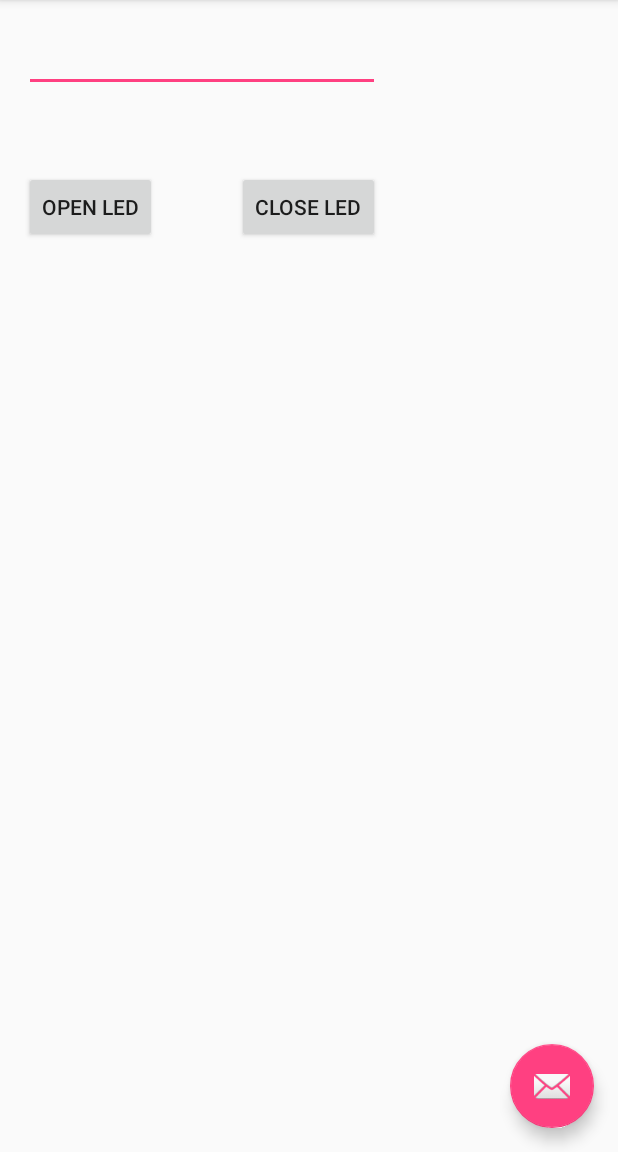
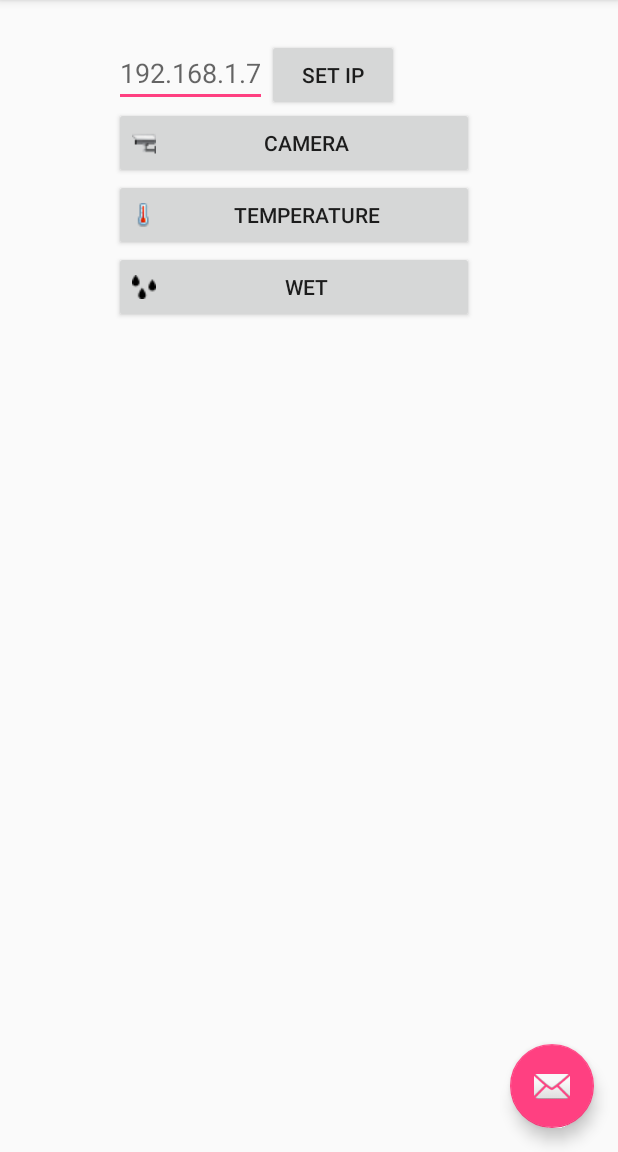
Before and after one commit to sopehl/smarthome, an Android app: the screen it shows after launch (MainActivity), on a phone screen of 412 x 824 dp, the part 84-1236 px from its top. Run offline under Robolectric (Android 15) with nearby library versions, the light colour scheme and no system bars; libraries missing offline, so code that uses them is left out: jodd.http.

Commit message:
New Implementation of android MainActivity

```diff
--- a/Smarthomeclient/app/src/main/java/com/smarthomeclient/MainActivity.java
+++ b/Smarthomeclient/app/src/main/java/com/smarthomeclient/MainActivity.java
@@ -40,8 +40,8 @@ public class MainActivity extends AppCompatActivity {
             }
         });
         ip = (EditText) findViewById(R.id.editText);
-        openButtonListener();
-        closeButtonListener();
+        //openButtonListener();
+        //closeButtonListener();
     }
 
     @Override
@@ -65,7 +65,7 @@ public class MainActivity extends AppCompatActivity {
 
         return super.onOptionsItemSelected(item);
     }
-
+/*
     private void openButtonListener() {
         openButton = (Button) findViewById(R.id.open);
         // TODO: 31/12/15 using the ip address that is typed to text field
@@ -98,4 +98,5 @@ public class MainActivity extends AppCompatActivity {
             }
         });
     }
+    */
 }
--- a/Smarthomeclient/app/src/main/res/layout/content_main.xml
+++ b/Smarthomeclient/app/src/main/res/layout/content_main.xml
@@ -1,5 +1,5 @@
 <?xml version="1.0" encoding="utf-8"?>
-<RelativeLayout xmlns:android="http://schemas.android.com/apk/res/android"
+<LinearLayout xmlns:android="http://schemas.android.com/apk/res/android"
     xmlns:app="http://schemas.android.com/apk/res-auto"
     xmlns:tools="http://schemas.android.com/tools"
     android:layout_width="match_parent"
@@ -13,7 +13,7 @@
     tools:showIn="@layout/activity_main">
 
 
-
+<!--
     <Button
         android:id="@+id/open"
         android:layout_width="wrap_content"
@@ -30,17 +30,64 @@
         android:text="@string/close_led"
         android:layout_alignTop="@+id/open"
         android:layout_centerHorizontal="true" />
+-->
+    <RelativeLayout
+        android:id="@+id/relativeLayout"
+        android:layout_height="wrap_content"
+        android:layout_width="wrap_content"
+        android:layout_marginLeft="60dp"
+        >
+        <EditText
+            android:layout_marginTop="10dp"
+            android:id="@+id/editText"
+            android:layout_height="wrap_content"
+            android:layout_width="wrap_content"
+            android:hint="@string/ip_hint"
+            android:maxLength="15">
+        </EditText>
+        <Button
+            android:id="@+id/ip_address"
+            android:text="@string/set_ip"
+            android:layout_marginTop="10dp"
+            android:layout_toRightOf="@id/editText"
+            android:layout_height="wrap_content"
+            android:layout_width="wrap_content"
+            android:onClick="setIPAddress"
+            >
+        </Button>
+        <LinearLayout
+            android:layout_width="match_parent"
+            android:layout_height="wrap_content"
+            android:id="@+id/smartButtonsLayout"
+            android:orientation="vertical"
+            android:layout_below="@id/editText"
+            >
 
-    <EditText
-        android:layout_width="wrap_content"
-        android:layout_height="wrap_content"
-        android:id="@+id/editText"
-        android:layout_alignParentTop="true"
-        android:layout_alignParentLeft="true"
-        android:layout_alignParentStart="true"
-        android:layout_alignRight="@+id/close"
-        android:layout_alignEnd="@+id/close"
-        android:inputType="text" />
+            <Button
+                android:id="@+id/camera"
+                android:layout_width="fill_parent"
+                android:layout_height="wrap_content"
+                android:onClick="openCameraWebViewActivity"
+                android:layout_marginRight="80dp"
+                android:text="@string/open_camera"
+                android:drawableLeft="@drawable/camera"/>
+            <Button
+                android:id="@+id/temperature"
+                android:layout_width="fill_parent"
+                android:layout_marginRight="80dp"
+                android:layout_height="wrap_content"
+                android:onClick="openTemperatureActivity"
+                android:text="@string/open_temperature"
+                android:drawableLeft="@drawable/temp" />
 
-
-</RelativeLayout>
+            <Button
+                android:id="@+id/wet"
+                android:layout_width="fill_parent"
+                android:layout_marginRight="80dp"
+                android:layout_height="wrap_content"
+                android:onClick="openWetActivity"
+                android:text="@string/open_wet"
+                android:drawableLeft="@drawable/wet"/>
+        </LinearLayout>
+    </RelativeLayout>
+</LinearLayout>
--- a/Smarthomeclient/app/src/main/res/values/strings.xml
+++ b/Smarthomeclient/app/src/main/res/values/strings.xml
@@ -3,4 +3,9 @@
     <string name="action_settings">Settings</string>
     <string name="open_led">Open Led</string>
     <string name="close_led">Close Led</string>
+    <string name="set_ip">Set IP</string>
+    <string name="ip_hint">192.168.1.7</string>
+    <string name="open_camera">Camera</string>
+    <string name="open_temperature">Temperature</string>
+    <string name="open_wet">Wet</string>
 </resources>
```
Also changed, not shown: Smarthomeclient/app/src/main/res/drawable/camera.png (added), Smarthomeclient/app/src/main/res/drawable/temp.png (added), Smarthomeclient/app/src/main/res/drawable/wet.png (added).
